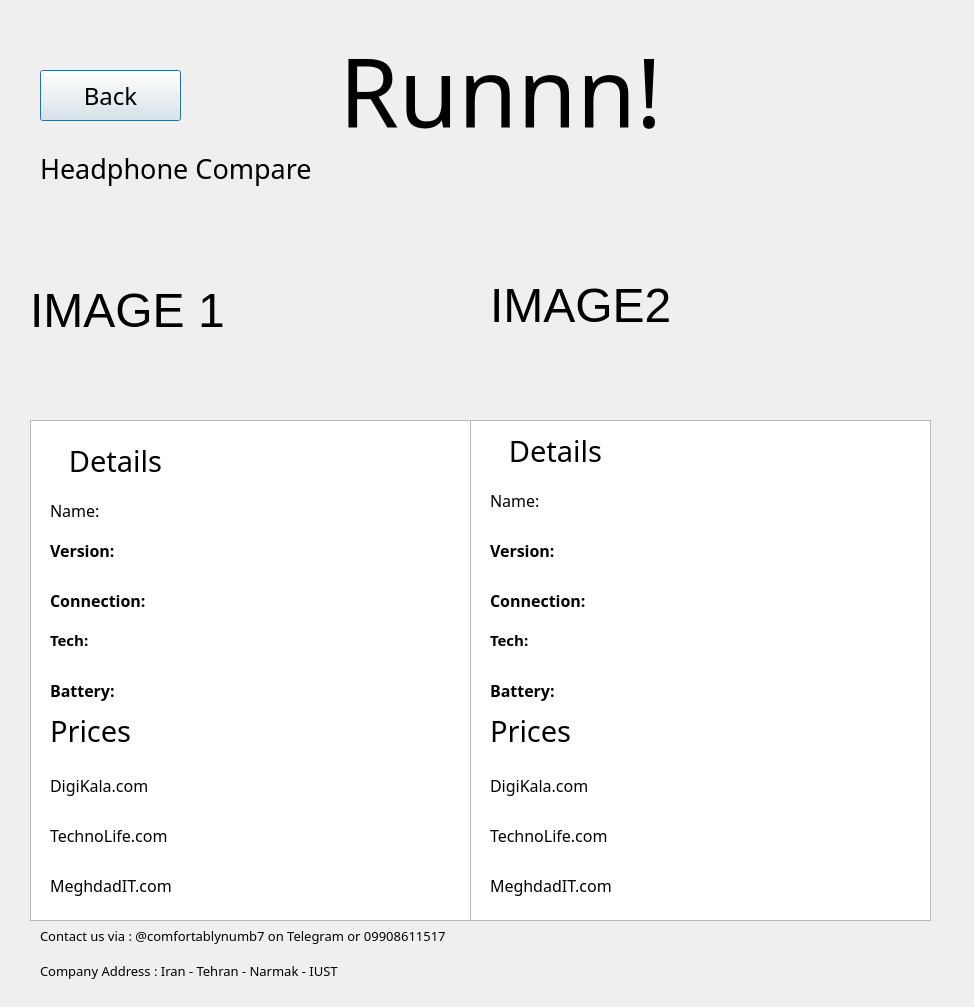
This is Final Presentatiosn/HeadphoneComparePageFinal.ui in Mhrshd-fllh/AP_Project4012 as Qt 5 draws it before an edit. The edited form follows.
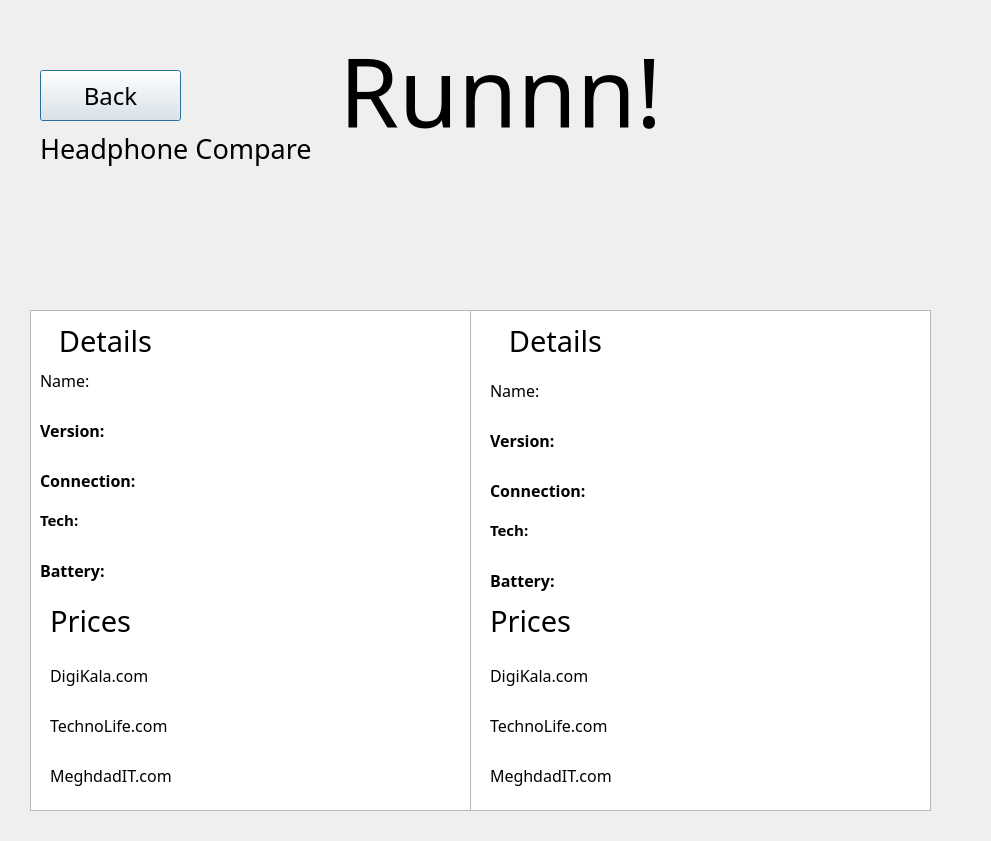
This is the edited form.

Commit message: Finsihing Compare Page

```diff
--- a/Final Presentatiosn/HeadphoneComparePageFinal.ui
+++ b/Final Presentatiosn/HeadphoneComparePageFinal.ui
@@ -6,8 +6,8 @@
    <rect>
     <x>0</x>
     <y>0</y>
-    <width>974</width>
-    <height>1007</height>
+    <width>991</width>
+    <height>841</height>
    </rect>
   </property>
   <property name="windowTitle">
@@ -74,30 +74,11 @@
     <set>Qt::AlignCenter</set>
    </property>
   </widget>
-  <widget class="QLabel" name="label_4">
-   <property name="geometry">
-    <rect>
-     <x>40</x>
-     <y>920</y>
-     <width>741</width>
-     <height>101</height>
-    </rect>
-   </property>
-   <property name="font">
-    <font>
-     <family>Cooper Black</family>
-     <pointsize>10</pointsize>
-    </font>
-   </property>
-   <property name="text">
-    <string>Company Address : Iran - Tehran - Narmak - IUST </string>
-   </property>
-  </widget>
   <widget class="QLabel" name="label">
    <property name="geometry">
     <rect>
      <x>40</x>
-     <y>150</y>
+     <y>130</y>
      <width>471</width>
      <height>71</height>
     </rect>
@@ -117,25 +98,6 @@
     <set>Qt::AlignLeading|Qt::AlignLeft|Qt::AlignTop</set>
    </property>
   </widget>
-  <widget class="QLabel" name="label_3">
-   <property name="geometry">
-    <rect>
-     <x>40</x>
-     <y>910</y>
-     <width>761</width>
-     <height>51</height>
-    </rect>
-   </property>
-   <property name="font">
-    <font>
-     <family>Cooper Black</family>
-     <pointsize>10</pointsize>
-    </font>
-   </property>
-   <property name="text">
-    <string>Contact us via : @comfortablynumb7 on Telegram or 09908611517                                                                                          </string>
-   </property>
-  </widget>
   <widget class="QPushButton" name="BackButton">
    <property name="geometry">
     <rect>
@@ -159,7 +121,7 @@
    <property name="geometry">
     <rect>
      <x>30</x>
-     <y>420</y>
+     <y>310</y>
      <width>441</width>
      <height>501</height>
     </rect>
@@ -169,7 +131,7 @@
    <property name="geometry">
     <rect>
      <x>470</x>
-     <y>420</y>
+     <y>310</y>
      <width>461</width>
      <height>501</height>
     </rect>
@@ -178,8 +140,8 @@
   <widget class="QLabel" name="USBPort">
    <property name="geometry">
     <rect>
-     <x>50</x>
-     <y>620</y>
+     <x>40</x>
+     <y>500</y>
      <width>101</width>
      <height>40</height>
     </rect>
@@ -200,7 +162,7 @@
    <property name="geometry">
     <rect>
      <x>200</x>
-     <y>580</y>
+     <y>460</y>
      <width>251</width>
      <height>40</height>
     </rect>
@@ -223,8 +185,8 @@
   <widget class="QLabel" name="Connection">
    <property name="geometry">
     <rect>
-     <x>50</x>
-     <y>580</y>
+     <x>40</x>
+     <y>460</y>
      <width>141</width>
      <height>40</height>
     </rect>
@@ -244,8 +206,8 @@
   <widget class="QLabel" name="Version">
    <property name="geometry">
     <rect>
-     <x>50</x>
-     <y>530</y>
+     <x>40</x>
+     <y>410</y>
      <width>91</width>
      <height>40</height>
     </rect>
@@ -265,8 +227,8 @@
   <widget class="QLabel" name="Name">
    <property name="geometry">
     <rect>
-     <x>50</x>
-     <y>490</y>
+     <x>40</x>
+     <y>360</y>
      <width>80</width>
      <height>40</height>
     </rect>
@@ -287,7 +249,7 @@
    <property name="geometry">
     <rect>
      <x>150</x>
-     <y>480</y>
+     <y>370</y>
      <width>221</width>
      <height>40</height>
     </rect>
@@ -310,8 +272,8 @@
   <widget class="QLabel" name="Battery_Label">
    <property name="geometry">
     <rect>
-     <x>150</x>
-     <y>670</y>
+     <x>140</x>
+     <y>550</y>
      <width>211</width>
      <height>40</height>
     </rect>
@@ -335,7 +297,7 @@
    <property name="geometry">
     <rect>
      <x>150</x>
-     <y>530</y>
+     <y>420</y>
      <width>221</width>
      <height>40</height>
     </rect>
@@ -358,8 +320,8 @@
   <widget class="QLabel" name="USBPort_Label">
    <property name="geometry">
     <rect>
-     <x>150</x>
-     <y>630</y>
+     <x>120</x>
+     <y>500</y>
      <width>201</width>
      <height>40</height>
     </rect>
@@ -382,8 +344,8 @@
   <widget class="QLabel" name="Battery">
    <property name="geometry">
     <rect>
-     <x>50</x>
-     <y>670</y>
+     <x>40</x>
+     <y>550</y>
      <width>90</width>
      <height>40</height>
     </rect>
@@ -403,9 +365,9 @@
   <widget class="QLabel" name="Digikala_Label">
    <property name="geometry">
     <rect>
-     <x>220</x>
-     <y>760</y>
-     <width>311</width>
+     <x>190</x>
+     <y>650</y>
+     <width>251</width>
      <height>50</height>
     </rect>
    </property>
@@ -425,8 +387,8 @@
    <property name="geometry">
     <rect>
      <x>230</x>
-     <y>860</y>
-     <width>291</width>
+     <y>750</y>
+     <width>221</width>
      <height>50</height>
     </rect>
    </property>
@@ -446,7 +408,7 @@
    <property name="geometry">
     <rect>
      <x>50</x>
-     <y>810</y>
+     <y>700</y>
      <width>181</width>
      <height>50</height>
     </rect>
@@ -467,7 +429,7 @@
    <property name="geometry">
     <rect>
      <x>50</x>
-     <y>860</y>
+     <y>750</y>
      <width>201</width>
      <height>50</height>
     </rect>
@@ -488,8 +450,8 @@
    <property name="geometry">
     <rect>
      <x>220</x>
-     <y>810</y>
-     <width>311</width>
+     <y>700</y>
+     <width>221</width>
      <height>50</height>
     </rect>
    </property>
@@ -509,7 +471,7 @@
    <property name="geometry">
     <rect>
      <x>50</x>
-     <y>710</y>
+     <y>600</y>
      <width>131</width>
      <height>41</height>
     </rect>
@@ -530,7 +492,7 @@
    <property name="geometry">
     <rect>
      <x>50</x>
-     <y>760</y>
+     <y>650</y>
      <width>140</width>
      <height>50</height>
     </rect>
@@ -550,10 +512,10 @@
   <widget class="QLabel" name="Image1">
    <property name="geometry">
     <rect>
-     <x>30</x>
-     <y>205</y>
-     <width>441</width>
-     <height>211</height>
+     <x>200</x>
+     <y>190</y>
+     <width>100</width>
+     <height>100</height>
     </rect>
    </property>
    <property name="font">
@@ -562,16 +524,19 @@
     </font>
    </property>
    <property name="text">
-    <string>IMAGE 1</string>
+    <string/>
+   </property>
+   <property name="scaledContents">
+    <bool>true</bool>
    </property>
   </widget>
   <widget class="QLabel" name="Image2">
    <property name="geometry">
     <rect>
-     <x>490</x>
-     <y>200</y>
-     <width>441</width>
-     <height>211</height>
+     <x>640</x>
+     <y>190</y>
+     <width>100</width>
+     <height>100</height>
     </rect>
    </property>
    <property name="font">
@@ -580,14 +545,17 @@
     </font>
    </property>
    <property name="text">
-    <string>IMAGE2</string>
+    <string/>
+   </property>
+   <property name="scaledContents">
+    <bool>true</bool>
    </property>
   </widget>
   <widget class="QLabel" name="Version_Label_2">
    <property name="geometry">
     <rect>
      <x>590</x>
-     <y>530</y>
+     <y>420</y>
      <width>221</width>
      <height>40</height>
     </rect>
@@ -611,7 +579,7 @@
    <property name="geometry">
     <rect>
      <x>490</x>
-     <y>810</y>
+     <y>700</y>
      <width>181</width>
      <height>50</height>
     </rect>
@@ -632,7 +600,7 @@
    <property name="geometry">
     <rect>
      <x>490</x>
-     <y>760</y>
+     <y>650</y>
      <width>140</width>
      <height>50</height>
     </rect>
@@ -653,7 +621,7 @@
    <property name="geometry">
     <rect>
      <x>660</x>
-     <y>810</y>
+     <y>700</y>
      <width>311</width>
      <height>50</height>
     </rect>
@@ -674,7 +642,7 @@
    <property name="geometry">
     <rect>
      <x>490</x>
-     <y>710</y>
+     <y>600</y>
      <width>131</width>
      <height>41</height>
     </rect>
@@ -695,7 +663,7 @@
    <property name="geometry">
     <rect>
      <x>490</x>
-     <y>480</y>
+     <y>370</y>
      <width>80</width>
      <height>40</height>
     </rect>
@@ -716,7 +684,7 @@
    <property name="geometry">
     <rect>
      <x>490</x>
-     <y>670</y>
+     <y>560</y>
      <width>90</width>
      <height>40</height>
     </rect>
@@ -737,7 +705,7 @@
    <property name="geometry">
     <rect>
      <x>490</x>
-     <y>620</y>
+     <y>510</y>
      <width>101</width>
      <height>40</height>
     </rect>
@@ -758,7 +726,7 @@
    <property name="geometry">
     <rect>
      <x>640</x>
-     <y>580</y>
+     <y>470</y>
      <width>251</width>
      <height>40</height>
     </rect>
@@ -782,7 +750,7 @@
    <property name="geometry">
     <rect>
      <x>490</x>
-     <y>860</y>
+     <y>750</y>
      <width>201</width>
      <height>50</height>
     </rect>
@@ -803,7 +771,7 @@
    <property name="geometry">
     <rect>
      <x>590</x>
-     <y>630</y>
+     <y>520</y>
      <width>201</width>
      <height>40</height>
     </rect>
@@ -827,7 +795,7 @@
    <property name="geometry">
     <rect>
      <x>490</x>
-     <y>530</y>
+     <y>420</y>
      <width>91</width>
      <height>40</height>
     </rect>
@@ -848,7 +816,7 @@
    <property name="geometry">
     <rect>
      <x>660</x>
-     <y>760</y>
+     <y>650</y>
      <width>311</width>
      <height>50</height>
     </rect>
@@ -869,7 +837,7 @@
    <property name="geometry">
     <rect>
      <x>590</x>
-     <y>480</y>
+     <y>370</y>
      <width>221</width>
      <height>40</height>
     </rect>
@@ -893,7 +861,7 @@
    <property name="geometry">
     <rect>
      <x>670</x>
-     <y>860</y>
+     <y>750</y>
      <width>291</width>
      <height>50</height>
     </rect>
@@ -914,7 +882,7 @@
    <property name="geometry">
     <rect>
      <x>590</x>
-     <y>670</y>
+     <y>560</y>
      <width>211</width>
      <height>40</height>
     </rect>
@@ -938,7 +906,7 @@
    <property name="geometry">
     <rect>
      <x>490</x>
-     <y>580</y>
+     <y>470</y>
      <width>141</width>
      <height>40</height>
     </rect>
@@ -958,8 +926,8 @@
   <widget class="QLabel" name="Details">
    <property name="geometry">
     <rect>
-     <x>50</x>
-     <y>430</y>
+     <x>40</x>
+     <y>310</y>
      <width>131</width>
      <height>61</height>
     </rect>
@@ -983,7 +951,7 @@
    <property name="geometry">
     <rect>
      <x>490</x>
-     <y>420</y>
+     <y>310</y>
      <width>131</width>
      <height>61</height>
     </rect>
```
The commit also changes 6 other files.
